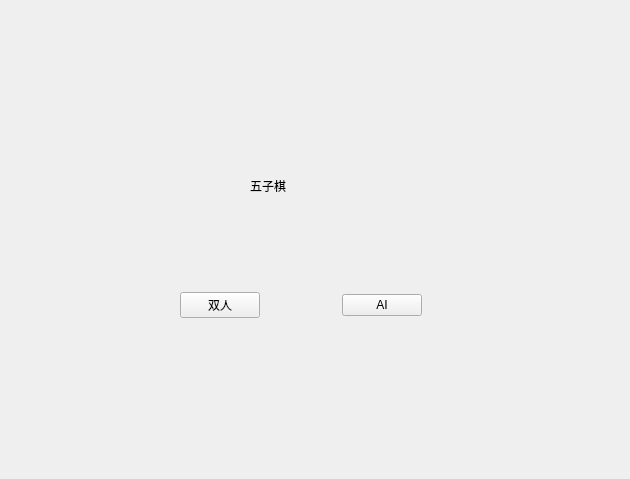
Before: the Qt Designer form widget.ui in shengxiamo/Gomoku, drawn with Qt 5.
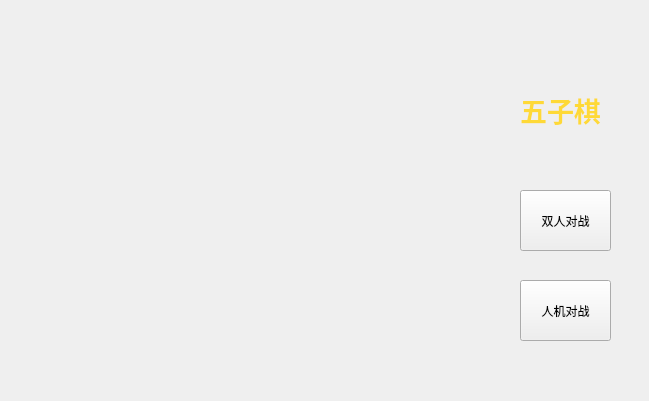
After: the same form once the commit is applied.

Diff of the .ui file:
```diff
--- a/widget.ui
+++ b/widget.ui
@@ -6,65 +6,52 @@
    <rect>
     <x>0</x>
     <y>0</y>
-    <width>630</width>
-    <height>479</height>
+    <width>649</width>
+    <height>401</height>
    </rect>
   </property>
   <property name="windowTitle">
    <string>Widget</string>
   </property>
+  <widget class="QPushButton" name="playersButton">
+   <property name="geometry">
+    <rect>
+     <x>520</x>
+     <y>190</y>
+     <width>91</width>
+     <height>61</height>
+    </rect>
+   </property>
+   <property name="text">
+    <string>双人对战</string>
+   </property>
+  </widget>
+  <widget class="QPushButton" name="AIButton">
+   <property name="geometry">
+    <rect>
+     <x>520</x>
+     <y>280</y>
+     <width>91</width>
+     <height>61</height>
+    </rect>
+   </property>
+   <property name="text">
+    <string>人机对战</string>
+   </property>
+  </widget>
   <widget class="QLabel" name="label">
    <property name="geometry">
     <rect>
-     <x>250</x>
-     <y>160</y>
-     <width>61</width>
-     <height>51</height>
+     <x>500</x>
+     <y>70</y>
+     <width>121</width>
+     <height>81</height>
     </rect>
    </property>
    <property name="text">
-    <string>五子棋</string>
+    <string>&lt;html&gt;&lt;head/&gt;&lt;body&gt;&lt;p align=&quot;center&quot;&gt;&lt;span style=&quot; font-size:20pt; font-weight:700; color:#fed937;&quot;&gt;五子棋&lt;/span&gt;&lt;/p&gt;&lt;/body&gt;&lt;/html&gt;</string>
    </property>
   </widget>
-  <widget class="QWidget" name="">
-   <property name="geometry">
-    <rect>
-     <x>180</x>
-     <y>290</y>
-     <width>242</width>
-     <height>30</height>
-    </rect>
-   </property>
-   <layout class="QHBoxLayout" name="horizontalLayout">
-    <item>
-     <widget class="QPushButton" name="playersButton">
-      <property name="text">
-       <string>双人</string>
-      </property>
-     </widget>
-    </item>
-    <item>
-     <spacer name="horizontalSpacer">
-      <property name="orientation">
-       <enum>Qt::Horizontal</enum>
-      </property>
-      <property name="sizeHint" stdset="0">
-       <size>
-        <width>40</width>
-        <height>20</height>
-       </size>
-      </property>
-     </spacer>
-    </item>
-    <item>
-     <widget class="QPushButton" name="AIButton">
-      <property name="text">
-       <string>AI</string>
-      </property>
-     </widget>
-    </item>
-   </layout>
-  </widget>
  </widget>
  <resources/>
  <connections/>
```
